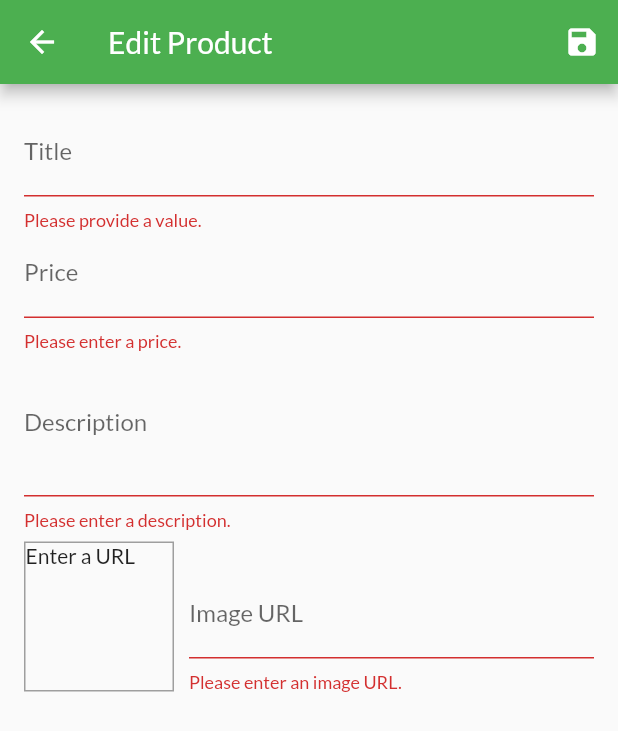
After one commit to himanshuneb/basic-flutter, a Flutter app: the EditProductScreen screen opened by its route, after a tap on the "save" icon, on a phone screen of 412 x 824 dp. The commit adds this screen. Shown: the top 731 px of the screen. Run offline on Flutter 3.47's test engine with Material 2 defaults, Android fonts, the phone set to English and light mode, and no system bars; network calls fail.

Commit message:
Added functionality to add, delete and modify products

```diff
--- a/shopping_app/lib/main.dart
+++ b/shopping_app/lib/main.dart
@@ -8,6 +8,8 @@ import './providers/products.dart';
 import './providers/cart.dart';
 import './providers/orders.dart';
 import './screens/orders_screen.dart';
+import './screens/user_products_screen.dart';
+import './screens/edit_product_screen.dart';
 
 void main() => runApp(MyApp());
 
@@ -64,6 +66,8 @@ class MyApp extends StatelessWidget {
             ProductDetailScreen.routeName: (ctx) => ProductDetailScreen(),
             CartScreen.routeName: (ctx) => CartScreen(),
             OrdersScreen.routeName: (ctx) => OrdersScreen(),
+            UserProductsScreen.routeName: (ctx) => UserProductsScreen(),
+            EditProductScreen.routeName: (ctx) => EditProductScreen(),
           }),
     );
   }
--- a/shopping_app/lib/providers/products.dart
+++ b/shopping_app/lib/providers/products.dart
@@ -64,8 +64,31 @@ class Products with ChangeNotifier {
   //   notifyListeners();
   // }
 
-  void addProduct() {
-    // _items.add(value);
+  void addProduct(Product product) {
+    final newProduct = Product(
+      title: product.title,
+      description: product.description,
+      price: product.price,
+      imageUrl: product.imageUrl,
+      id: DateTime.now().toString(),
+    );
+    _items.add(newProduct);
+    // _items.insert(0, newProduct); // at the start of the list
+    notifyListeners();
+  }
+
+  void updateProduct(String id, Product newProduct) {
+    final prodIndex = _items.indexWhere((prod) => prod.id == id);
+    if (prodIndex >= 0) {
+      _items[prodIndex] = newProduct;
+      notifyListeners();
+    } else {
+      print('...');
+    }
+  }
+
+  void deleteProduct(String id) {
+    _items.removeWhere((prod) => prod.id == id);
     notifyListeners();
   }
 }
--- /dev/null
+++ b/shopping_app/lib/screens/edit_product_screen.dart
@@ -0,0 +1,268 @@
+import 'package:flutter/material.dart';
+import 'package:provider/provider.dart';
+
+import '../providers/product.dart';
+import '../providers/products.dart';
+
+class EditProductScreen extends StatefulWidget {
+  static const routeName = '/edit-product';
+
+  @override
+  _EditProductScreenState createState() => _EditProductScreenState();
+}
+
+class _EditProductScreenState extends State<EditProductScreen> {
+  final _priceFocusNode = FocusNode();
+  final _descriptionFocusNode = FocusNode();
+  final _imageUrlController = TextEditingController();
+  final _imageUrlFocusNode = FocusNode();
+  final _form = GlobalKey<FormState>();
+  var _editedProduct = Product(
+    id: null,
+    title: '',
+    price: 0,
+    description: '',
+    imageUrl: '',
+  );
+  var _initValues = {
+    'title': '',
+    'description': '',
+    'price': '',
+    'imageUrl': '',
+  };
+  var _isInit = true;
+
+  @override
+  void initState() {
+    _imageUrlFocusNode.addListener(_updateImageUrl);
+    super.initState();
+  }
+
+  @override
+  void didChangeDependencies() {
+    if (_isInit) {
+      final productId = ModalRoute.of(context).settings.arguments as String;
+      if (productId != null) {
+        _editedProduct =
+            Provider.of<Products>(context, listen: false).findById(productId);
+        _initValues = {
+          'title': _editedProduct.title,
+          'description': _editedProduct.description,
+          'price': _editedProduct.price.toString(),
+          // 'imageUrl': _editedProduct.imageUrl,
+          'imageUrl': '',
+        };
+        _imageUrlController.text = _editedProduct.imageUrl;
+      }
+    }
+    _isInit = false;
+    super.didChangeDependencies();
+  }
+
+  @override
+  void dispose() {
+    _imageUrlFocusNode.removeListener(_updateImageUrl);
+    _priceFocusNode.dispose();
+    _descriptionFocusNode.dispose();
+    _imageUrlController.dispose();
+    _imageUrlFocusNode.dispose();
+    super.dispose();
+  }
+
+  void _updateImageUrl() {
+    if (!_imageUrlFocusNode.hasFocus) {
+      if ((!_imageUrlController.text.startsWith('http') &&
+              !_imageUrlController.text.startsWith('https')) ||
+          (!_imageUrlController.text.endsWith('.png') &&
+              !_imageUrlController.text.endsWith('.jpg') &&
+              !_imageUrlController.text.endsWith('.jpeg'))) {
+        return;
+      }
+      setState(() {});
+    }
+  }
+
+  void _saveForm() {
+    final isValid = _form.currentState.validate();
+    if (!isValid) {
+      return;
+    }
+    _form.currentState.save();
+    if (_editedProduct.id != null) {
+      Provider.of<Products>(context, listen: false)
+          .updateProduct(_editedProduct.id, _editedProduct);
+    } else {
+      Provider.of<Products>(context, listen: false).addProduct(_editedProduct);
+    }
+    Navigator.of(context).pop();
+  }
+
+  @override
+  Widget build(BuildContext context) {
+    return Scaffold(
+      appBar: AppBar(
+        title: Text('Edit Product'),
+        actions: <Widget>[
+          IconButton(
+            icon: Icon(Icons.save),
+            onPressed: _saveForm,
+          ),
+        ],
+      ),
+      body: Padding(
+        padding: const EdgeInsets.all(16.0),
+        child: Form(
+          key: _form,
+          child: ListView(
+            children: <Widget>[
+              TextFormField(
+                initialValue: _initValues['title'],
+                decoration: InputDecoration(labelText: 'Title'),
+                textInputAction: TextInputAction.next,
+                onFieldSubmitted: (_) {
+                  FocusScope.of(context).requestFocus(_priceFocusNode);
+                },
+                validator: (value) {
+                  if (value.isEmpty) {
+                    return 'Please provide a value.';
+                  }
+                  return null;
+                },
+                onSaved: (value) {
+                  _editedProduct = Product(
+                      title: value,
+                      price: _editedProduct.price,
+                      description: _editedProduct.description,
+                      imageUrl: _editedProduct.imageUrl,
+                      id: _editedProduct.id,
+                      isFavorite: _editedProduct.isFavorite);
+                },
+              ),
+              TextFormField(
+                initialValue: _initValues['price'],
+                decoration: InputDecoration(labelText: 'Price'),
+                textInputAction: TextInputAction.next,
+                keyboardType: TextInputType.number,
+                focusNode: _priceFocusNode,
+                onFieldSubmitted: (_) {
+                  FocusScope.of(context).requestFocus(_descriptionFocusNode);
+                },
+                validator: (value) {
+                  if (value.isEmpty) {
+                    return 'Please enter a price.';
+                  }
+                  if (double.tryParse(value) == null) {
+                    return 'Please enter a valid number.';
+                  }
+                  if (double.parse(value) <= 0) {
+                    return 'Please enter a number greater than zero.';
+                  }
+                  return null;
+                },
+                onSaved: (value) {
+                  _editedProduct = Product(
+                      title: _editedProduct.title,
+                      price: double.parse(value),
+                      description: _editedProduct.description,
+                      imageUrl: _editedProduct.imageUrl,
+                      id: _editedProduct.id,
+                      isFavorite: _editedProduct.isFavorite);
+                },
+              ),
+              TextFormField(
+                initialValue: _initValues['description'],
+                decoration: InputDecoration(labelText: 'Description'),
+                maxLines: 3,
+                keyboardType: TextInputType.multiline,
+                focusNode: _descriptionFocusNode,
+                validator: (value) {
+                  if (value.isEmpty) {
+                    return 'Please enter a description.';
+                  }
+                  if (value.length < 10) {
+                    return 'Should be at least 10 characters long.';
+                  }
+                  return null;
+                },
+                onSaved: (value) {
+                  _editedProduct = Product(
+                    title: _editedProduct.title,
+                    price: _editedProduct.price,
+                    description: value,
+                    imageUrl: _editedProduct.imageUrl,
+                    id: _editedProduct.id,
+                    isFavorite: _editedProduct.isFavorite,
+                  );
+                },
+              ),
+              Row(
+                crossAxisAlignment: CrossAxisAlignment.end,
+                children: <Widget>[
+                  Container(
+                    width: 100,
+                    height: 100,
+                    margin: EdgeInsets.only(
+                      top: 8,
+                      right: 10,
+                    ),
+                    decoration: BoxDecoration(
+                      border: Border.all(
+                        width: 1,
+                        color: Colors.grey,
+                      ),
+                    ),
+                    child: _imageUrlController.text.isEmpty
+                        ? Text('Enter a URL')
+                        : FittedBox(
+                            child: Image.network(
+                              _imageUrlController.text,
+                              fit: BoxFit.cover,
+                            ),
+                          ),
+                  ),
+                  Expanded(
+                    child: TextFormField(
+                      decoration: InputDecoration(labelText: 'Image URL'),
+                      keyboardType: TextInputType.url,
+                      textInputAction: TextInputAction.done,
+                      controller: _imageUrlController,
+                      focusNode: _imageUrlFocusNode,
+                      onFieldSubmitted: (_) {
+                        _saveForm();
+                      },
+                      validator: (value) {
+                        if (value.isEmpty) {
+                          return 'Please enter an image URL.';
+                        }
+                        if (!value.startsWith('http') &&
+                            !value.startsWith('https')) {
+                          return 'Please enter a valid URL.';
+                        }
+                        if (!value.endsWith('.png') &&
+                            !value.endsWith('.jpg') &&
+                            !value.endsWith('.jpeg')) {
+                          return 'Please enter a valid image URL.';
+                        }
+                        return null;
+                      },
+                      onSaved: (value) {
+                        _editedProduct = Product(
+                          title: _editedProduct.title,
+                          price: _editedProduct.price,
+                          description: _editedProduct.description,
+                          imageUrl: value,
+                          id: _editedProduct.id,
+                          isFavorite: _editedProduct.isFavorite,
+                        );
+                      },
+                    ),
+                  ),
+                ],
+              ),
+            ],
+          ),
+        ),
+      ),
+    );
+  }
+}
--- a/shopping_app/lib/screens/orders_screen.dart
+++ b/shopping_app/lib/screens/orders_screen.dart
@@ -1,13 +1,13 @@
 import 'package:flutter/material.dart';
 import 'package:provider/provider.dart';
 
-import '../widgets/app_drawer.dart';
 import '../providers/orders.dart' show Orders;
 import '../widgets/order_item.dart';
+import '../widgets/app_drawer.dart';
 
 class OrdersScreen extends StatelessWidget {
-  //const OrdersScreen({ Key? key }) : super(key: key);
   static const routeName = '/orders';
+
   @override
   Widget build(BuildContext context) {
     final orderData = Provider.of<Orders>(context);
@@ -17,8 +17,8 @@ class OrdersScreen extends StatelessWidget {
       ),
       drawer: AppDrawer(),
       body: ListView.builder(
+        itemCount: orderData.orders.length,
         itemBuilder: (ctx, i) => OrderItem(orderData.orders[i]),
-        itemCount: orderData.orders.length,
       ),
     );
   }
--- a/shopping_app/lib/widgets/app_drawer.dart
+++ b/shopping_app/lib/widgets/app_drawer.dart
@@ -1,6 +1,7 @@
 import 'package:flutter/material.dart';
 
 import '../screens/orders_screen.dart';
+import '../screens/user_products_screen.dart';
 
 class AppDrawer extends StatelessWidget {
   @override
@@ -29,6 +30,15 @@ class AppDrawer extends StatelessWidget {
                   .pushReplacementNamed(OrdersScreen.routeName);
             },
           ),
+          Divider(),
+          ListTile(
+            leading: Icon(Icons.edit),
+            title: Text('Manage Products'),
+            onTap: () {
+              Navigator.of(context)
+                  .pushReplacementNamed(UserProductsScreen.routeName);
+            },
+          ),
         ],
       ),
     );
--- a/shopping_app/lib/widgets/product_item.dart
+++ b/shopping_app/lib/widgets/product_item.dart
@@ -57,7 +57,9 @@ class ProductItem extends StatelessWidget {
               Scaffold.of(context).hideCurrentSnackBar();
               Scaffold.of(context).showSnackBar(
                 SnackBar(
-                  content: Text('Added item to the cart!'),
+                  content: Text(
+                    'Added item to cart!',
+                  ),
                   duration: Duration(seconds: 2),
                   action: SnackBarAction(
                     label: 'Undo',
--- a/shopping_app/pubspec.yaml
+++ b/shopping_app/pubspec.yaml
@@ -21,6 +21,7 @@ dependencies:
     sdk: flutter
   provider: ^6.0.2
   intl: ^0.17.0
+  http: ^0.13.4
 
   # The following adds the Cupertino Icons font to your application.
   # Use with the CupertinoIcons class for iOS style icons.
```
Also changed, not shown: shopping_app/lib/providers/cart.dart (+7 -8 lines), shopping_app/lib/providers/orders.dart (+9 -6 lines), shopping_app/lib/screens/user_products_screen.dart (added, +46 -0 lines), shopping_app/lib/widgets/cart_item.dart (+6 -4 lines), shopping_app/lib/widgets/user_product_item.dart (added, +44 -0 lines), shopping_app/pubspec.lock.
